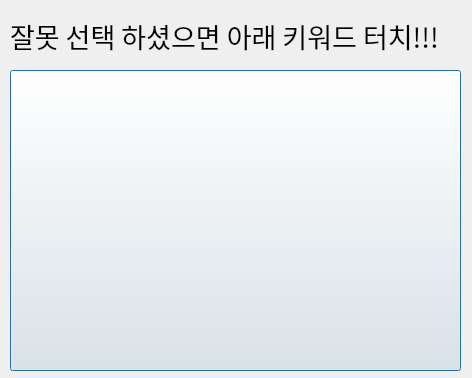
First picture: the form in HMI/check.ui, repository gsethan17/DMS, before the edit.
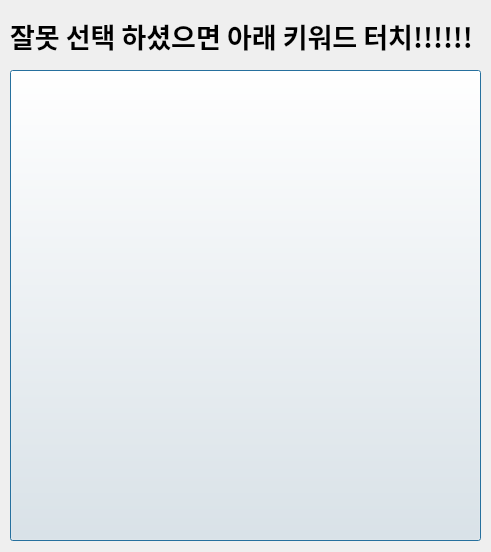
Second picture: the form after the edit.

The edit to the form file:
```diff
--- a/HMI/check.ui
+++ b/HMI/check.ui
@@ -6,8 +6,8 @@
    <rect>
     <x>0</x>
     <y>0</y>
-    <width>472</width>
-    <height>378</height>
+    <width>491</width>
+    <height>552</height>
    </rect>
   </property>
   <property name="windowTitle">
@@ -18,8 +18,8 @@
     <rect>
      <x>10</x>
      <y>70</y>
-     <width>451</width>
-     <height>301</height>
+     <width>471</width>
+     <height>471</height>
     </rect>
    </property>
    <property name="text">
@@ -31,7 +31,7 @@
     <rect>
      <x>10</x>
      <y>10</y>
-     <width>451</width>
+     <width>471</width>
      <height>51</height>
     </rect>
    </property>
@@ -39,10 +39,12 @@
     <font>
      <family>Agency FB</family>
      <pointsize>20</pointsize>
+     <weight>75</weight>
+     <bold>true</bold>
     </font>
    </property>
    <property name="text">
-    <string>잘못 선택 하셨으면 아래 키워드 터치!!!</string>
+    <string>잘못 선택 하셨으면 아래 키워드 터치!!!!!!</string>
    </property>
   </widget>
  </widget>
```
